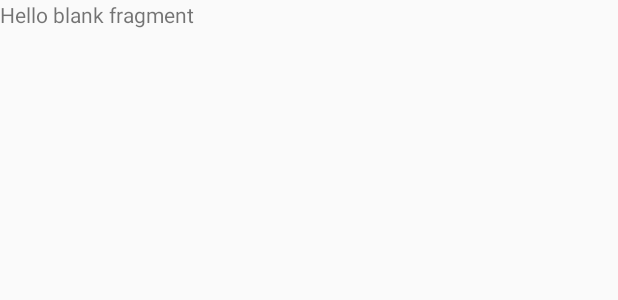
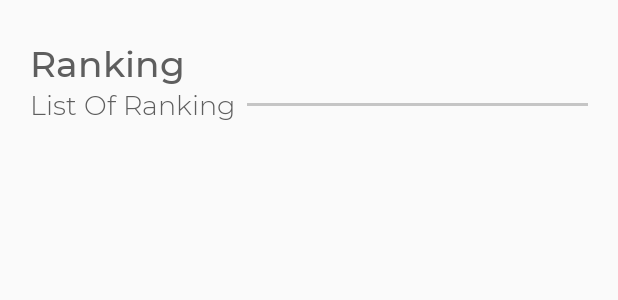
Before and after one commit to mmuhamadamirzaidi/QwisApp, an Android app: the layout fragment_ranking.xml on its own in the app's theme, with its tools: preview values and no code run, on a phone screen of 412 x 824 dp. Shown: the top 300 px of the screen. Run offline under Robolectric (Android 15) with nearby library versions, the phone set to English and light mode, and no system bars.

Commit message:
Design Category & Ranking Page

```diff
--- a/app/src/main/res/layout/fragment_category.xml
+++ b/app/src/main/res/layout/fragment_category.xml
@@ -8,7 +8,6 @@
     android:orientation="vertical"
     android:paddingRight="20dp"
     android:paddingLeft="20dp"
-    android:id="@+id/root_layout"
     tools:context=".CategoryFragment">
 
     <LinearLayout
--- a/app/src/main/res/layout/fragment_ranking.xml
+++ b/app/src/main/res/layout/fragment_ranking.xml
@@ -1,14 +1,89 @@
 <?xml version="1.0" encoding="utf-8"?>
-<FrameLayout xmlns:android="http://schemas.android.com/apk/res/android"
+<androidx.constraintlayout.widget.ConstraintLayout
+    xmlns:android="http://schemas.android.com/apk/res/android"
+    xmlns:app="http://schemas.android.com/apk/res-auto"
     xmlns:tools="http://schemas.android.com/tools"
     android:layout_width="match_parent"
     android:layout_height="match_parent"
+    android:orientation="vertical"
+    android:paddingRight="20dp"
+    android:paddingLeft="20dp"
+    android:id="@+id/root_layout"
     tools:context=".RankingFragment">
 
-    <!-- TODO: Update blank fragment layout -->
-    <TextView
+    <LinearLayout
+        android:layout_marginTop="26dp"
+        app:layout_constraintStart_toStartOf="parent"
+        app:layout_constraintTop_toTopOf="parent"
+        android:orientation="horizontal"
+        android:id="@+id/rankingpage"
         android:layout_width="match_parent"
-        android:layout_height="match_parent"
-        android:text="@string/hello_blank_fragment" />
+        android:layout_height="wrap_content">
 
-</FrameLayout>
+        <TextView
+            android:layout_width="wrap_content"
+            android:layout_height="wrap_content"
+            android:fontFamily="@font/mm"
+            android:text="Ranking"
+            android:textColor="#5E5E5E"
+            android:textSize="24dp" />
+
+    </LinearLayout>
+
+    <LinearLayout
+        android:id="@+id/subrankingpage"
+        android:layout_width="match_parent"
+        android:layout_height="wrap_content"
+        android:orientation="horizontal"
+        app:layout_constraintEnd_toEndOf="parent"
+        app:layout_constraintTop_toBottomOf="@+id/rankingpage">
+
+        <TextView
+            android:layout_width="wrap_content"
+            android:layout_height="wrap_content"
+            android:layout_gravity="center"
+            android:text="List Of Ranking"
+            android:fontFamily="@font/ml"
+            android:textColor="#5E5E5E"
+            android:textSize="18dp" />
+
+        <View
+            android:layout_width="match_parent"
+            android:layout_height="2dp"
+            android:layout_gravity="center"
+            android:layout_marginLeft="8dp"
+            android:background="#7a8b8b8b"></View>
+
+    </LinearLayout>
+
+    <!--<LinearLayout-->
+        <!--android:orientation="vertical"-->
+        <!--android:layout_width="0dp"-->
+        <!--android:layout_height="0dp"-->
+        <!--android:layout_marginTop="14dp"-->
+        <!--app:layout_constraintBottom_toBottomOf="parent"-->
+        <!--app:layout_constraintEnd_toEndOf="parent"-->
+        <!--app:layout_constraintStart_toStartOf="parent"-->
+        <!--app:layout_constraintTop_toBottomOf="@+id/subrankingpage" >-->
+
+        <!--<androidx.recyclerview.widget.RecyclerView-->
+            <!--android:id="@+id/listranking"-->
+            <!--android:layout_width="match_parent"-->
+            <!--android:layout_height="wrap_content">-->
+        <!--</androidx.recyclerview.widget.RecyclerView>-->
+
+        <!--<TextView-->
+            <!--android:id="@+id/endpage"-->
+            <!--android:textSize="16sp"-->
+            <!--android:textColor="#9A9A9A"-->
+            <!--android:fontFamily="@font/ml"-->
+            <!--android:layout_marginTop="20dp"-->
+            <!--android:text="No More Category"-->
+            <!--android:textAlignment="center"-->
+            <!--android:layout_gravity="center"-->
+            <!--android:layout_width="wrap_content"-->
+            <!--android:layout_height="wrap_content" />-->
+
+    <!--</LinearLayout>-->
+
+</androidx.constraintlayout.widget.ConstraintLayout>
```
Also changed, not shown: app/src/main/res/layout/activity_main.xml (+26 -26 lines), app/src/main/res/layout/item_category.xml (+6 -22 lines), app/src/main/res/menu/main_menu.xml (+6 -6 lines).
